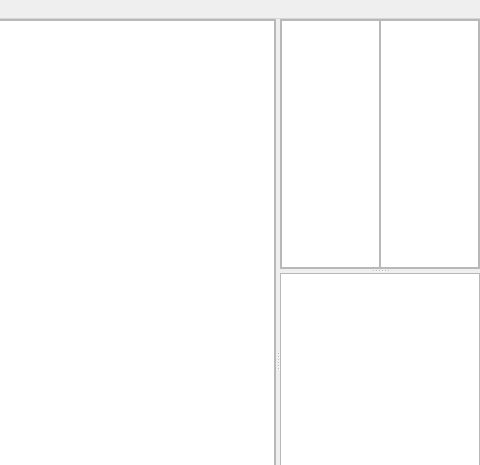
First picture: the form in debugger.ui, repository HazeSystem/Chip-8-Qt, before the edit; both pictures show x 420 to 900 and y 0 to 465 of the 900 by 700 pixel window.
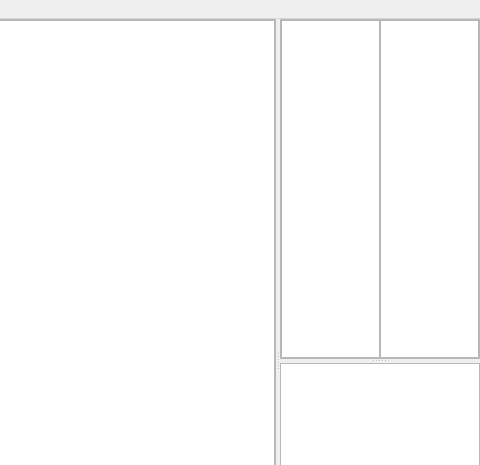
Second picture: the form after the edit. Custom widgets are drawn as their Qt base class.

Patch:
```diff
--- a/debugger.ui
+++ b/debugger.ui
@@ -167,7 +167,7 @@
         <property name="maximumSize">
          <size>
           <width>200</width>
-          <height>250</height>
+          <height>16777215</height>
          </size>
         </property>
         <property name="frameShape">
```
